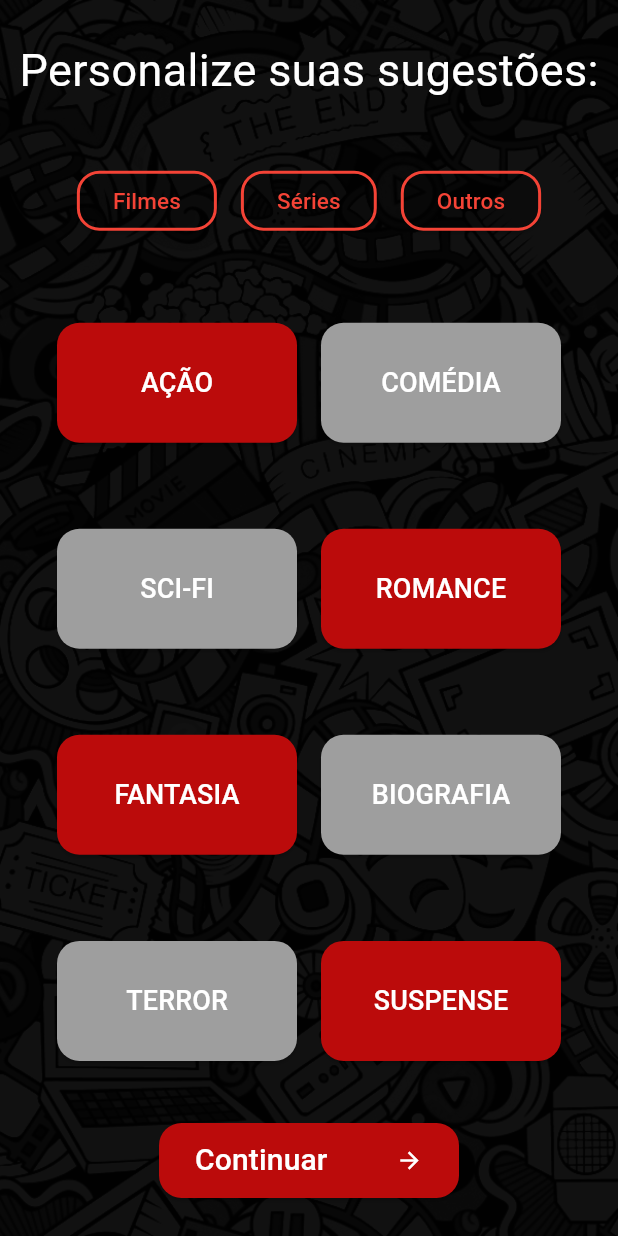
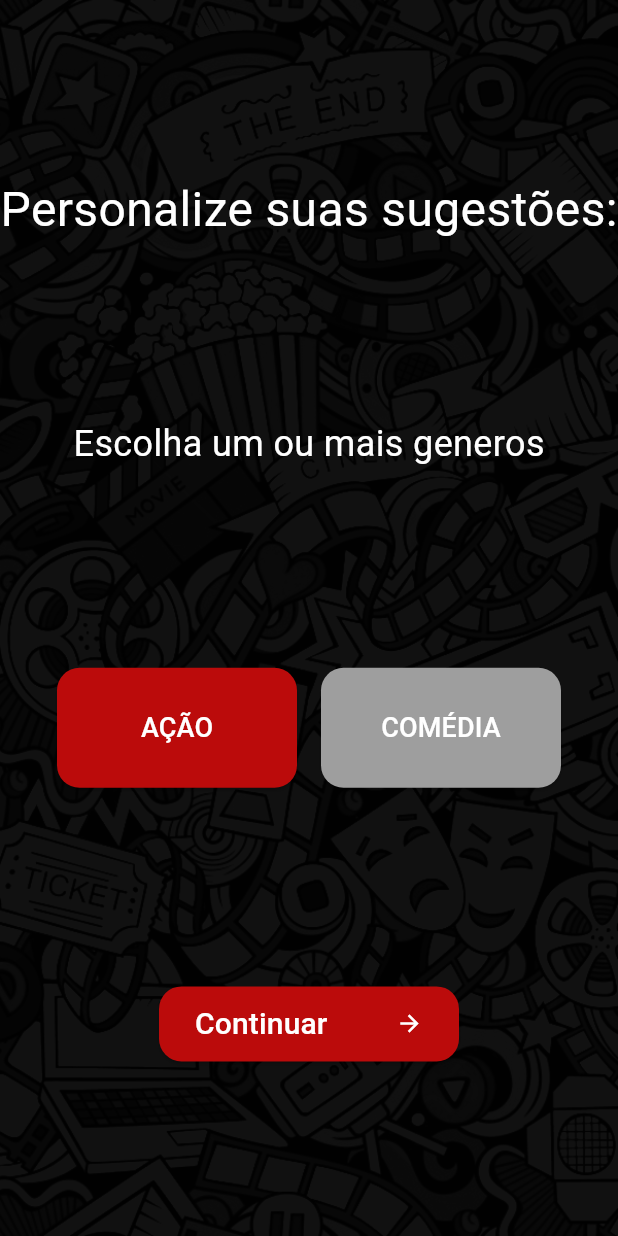
Before and after one commit to Moraes-Bruno/media_suggester, a Flutter app: the CadastroPreferencias screen opened directly, on a phone screen of 412 x 824 dp. Run offline on Flutter 3.47's test engine with Material 3 defaults, Android fonts, the phone set to English and light mode, and no system bars; our stand-ins replace carousel_slider, cloud_firestore, firebase_auth, firebase_core, google_sign_in; missing offline and left inert: dart:ffi; accounts and stored records are empty.

Commit message:
create preferencia de genero user

```diff
--- a/media_suggester/lib/pages/CadastroPreferencias.dart
+++ b/media_suggester/lib/pages/CadastroPreferencias.dart
@@ -23,14 +23,11 @@ class _CadastroPreferenciasState extends State<CadastroPreferencias> {
           children: [
             const Text(
               "Personalize suas sugestões:",
-              style: TextStyle(fontSize: 30),
+              style: TextStyle(fontSize: 32),
             ),
-            Padding(
-              padding: const EdgeInsets.all(8.0),
-              child: Row(
-                mainAxisAlignment: MainAxisAlignment.center,
-                children: [Tipo("Filmes"), Tipo("Séries"), Tipo("Outros")],
-              ),
+            Text(
+              "Escolha um ou mais generos",
+              style: TextStyle(fontSize: 24),
             ),
             Padding(
               padding: const EdgeInsets.all(8.0),
@@ -39,36 +36,6 @@ class _CadastroPreferenciasState extends State<CadastroPreferencias> {
                 children: [
                   Genero("AÇÃO", Theme.of(context).colorScheme.secondary),
                   Genero("COMÉDIA", Colors.grey)
-                ],
-              ),
-            ),
-            Padding(
-              padding: const EdgeInsets.all(8.0),
-              child: Row(
-                mainAxisAlignment: MainAxisAlignment.center,
-                children: [
-                  Genero("SCI-FI", Colors.grey),
-                  Genero("ROMANCE", Theme.of(context).colorScheme.secondary)
-                ],
-              ),
-            ),
-            Padding(
-              padding: const EdgeInsets.all(8.0),
-              child: Row(
-                mainAxisAlignment: MainAxisAlignment.center,
-                children: [
-                  Genero("FANTASIA", Theme.of(context).colorScheme.secondary),
-                  Genero("BIOGRAFIA", Colors.grey)
-                ],
-              ),
-            ),
-            Padding(
-              padding: const EdgeInsets.all(8.0),
-              child: Row(
-                mainAxisAlignment: MainAxisAlignment.center,
-                children: [
-                  Genero("TERROR", Colors.grey),
-                  Genero("SUSPENSE", Theme.of(context).colorScheme.secondary)
                 ],
               ),
             ),
--- a/media_suggester/lib/pages/genre_movie.dart
+++ b/media_suggester/lib/pages/genre_movie.dart
@@ -4,15 +4,15 @@ import 'dart:convert';
 import 'package:media_suggester/repository/media_repository.dart';
 import 'package:firebase_auth/firebase_auth.dart';
 import 'package:cloud_firestore/cloud_firestore.dart';
-import 'package:media_suggester/pages/gender_serie.dart';
+import 'package:media_suggester/pages/genre_serie.dart';
 
 
-class Gender_movie extends StatefulWidget {
+class Genre_movie extends StatefulWidget {
   @override
-  _Gender_movieState createState() => _Gender_movieState();
+  _Genre_movieState createState() => _Genre_movieState();
 }
 
-class _Gender_movieState extends State<Gender_movie> {
+class _Genre_movieState extends State<Genre_movie> {
   final FirebaseAuth _auth = FirebaseAuth.instance;
   final FirebaseFirestore _firestore = FirebaseFirestore.instance;
 
@@ -63,6 +63,7 @@ class _Gender_movieState extends State<Gender_movie> {
     _firestore.collection('preferences').doc(user?.uid).set({
       'genders_movie': selectedGenresData,
     });
+    Navigator.of(context).pop();
     Navigator.push(context, MaterialPageRoute(builder: (context)=>Gender_serie()));
   }
 
--- a/media_suggester/lib/repository/media_repository.dart
+++ b/media_suggester/lib/repository/media_repository.dart
@@ -3,8 +3,9 @@ import 'package:http/http.dart' as http;
 
 class MediaRepository {
 
-  String chaveApi = "";
+  String chaveApi = "68df955e186472a00f82954f57d23073";
   final String urlBase = 'https://api.themoviedb.org/3';
+
 
   Future<List<dynamic>> getMediaGenero(int generoId, String tipoMedia) async {
     final String url =
@@ -54,4 +55,5 @@ class MediaRepository {
     }
   }
 
+
 }
```
Also changed, not shown: media_suggester/pubspec.lock, 2 other files.
